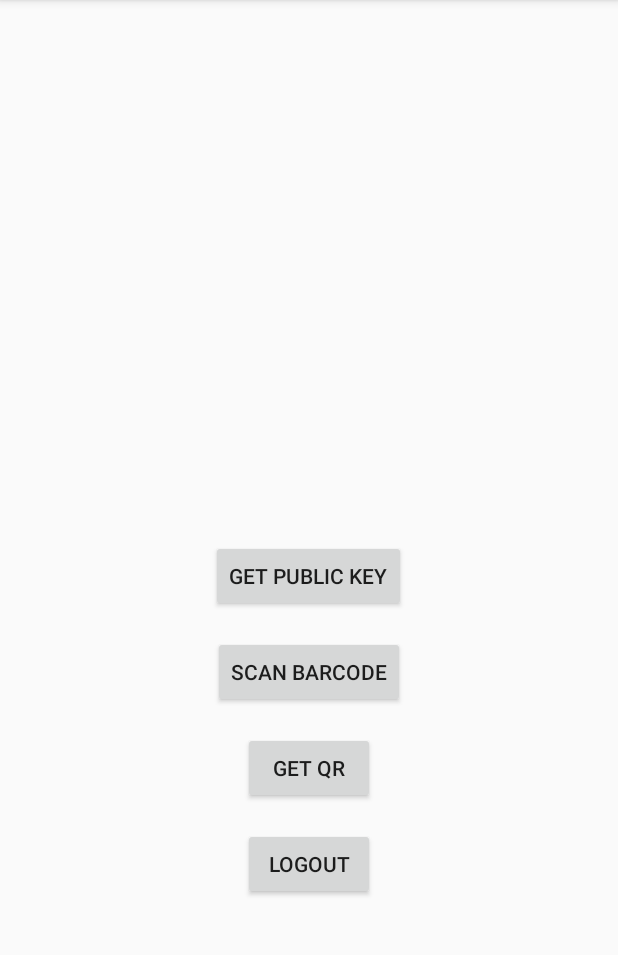
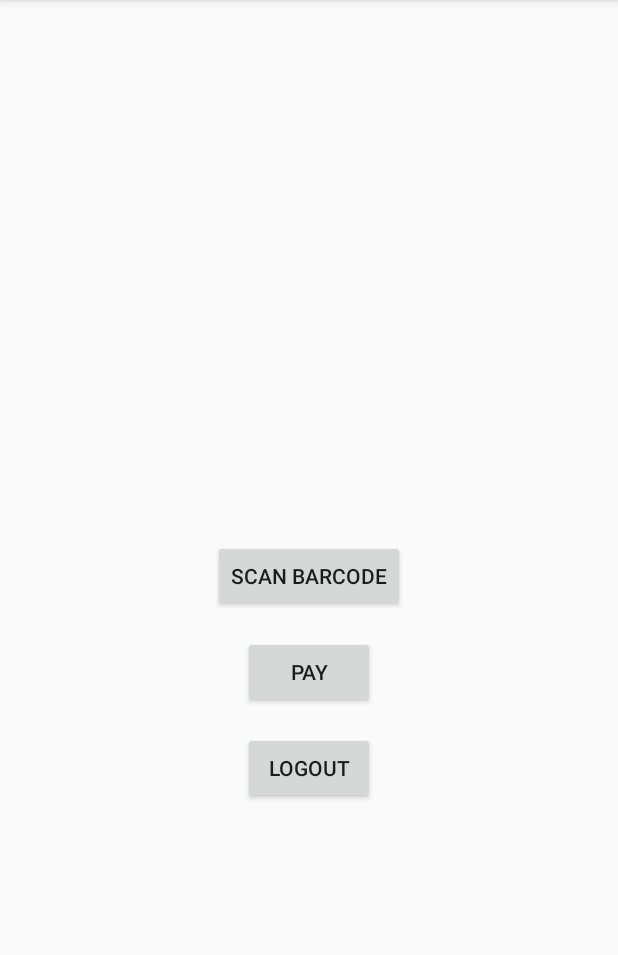
Before and after one commit to harshvp1621/EPS_E-Wallet, an Android app: the MainActivity screen opened directly, with no data from a screen before it, on a phone screen of 412 x 824 dp, the part 84-1039 px from its top. Run offline under Robolectric (Android 15) with nearby library versions, the phone set to English and light mode, and no system bars; network calls fail; 1 statement that could not run was skipped.

Commit message:
UI Changes

```diff
--- a/app/src/main/AndroidManifest.xml
+++ b/app/src/main/AndroidManifest.xml
@@ -40,6 +40,7 @@
             android:windowSoftInputMode="adjustPan" />
 
         <activity android:name=".VerifyBarcodeActivity"/>
+        <activity android:name=".PaymentActivity"/>
 
         <meta-data
             android:name="com.google.android.gms.vision.DEPENDENCIES"
--- a/app/src/main/java/com/journaldev/barcodevisionapi/EmailActivity.java
+++ b/app/src/main/java/com/journaldev/barcodevisionapi/EmailActivity.java
@@ -12,6 +12,7 @@ import android.widget.Toast;
 import java.security.*;
 //import java.util.*;
 
+// This class verifies the QR code generated
 public class EmailActivity extends AppCompatActivity implements View.OnClickListener {
 
     EditText inSubject, inBody;
--- a/app/src/main/java/com/journaldev/barcodevisionapi/LoginActivity.java
+++ b/app/src/main/java/com/journaldev/barcodevisionapi/LoginActivity.java
@@ -34,6 +34,7 @@ public class LoginActivity extends Activity {
         if(session.isUserLoggedIn()){
             activityIntent = new Intent(getApplicationContext(), MainActivity.class);
             startActivity(activityIntent);
+            finish();
         }
 
         // get Email, Password input text
--- a/app/src/main/java/com/journaldev/barcodevisionapi/MainActivity.java
+++ b/app/src/main/java/com/journaldev/barcodevisionapi/MainActivity.java
@@ -27,7 +27,7 @@ public class MainActivity extends AppCompatActivity implements View.OnClickListe
 
     UserSessionManager session;
 
-    Button btnGetPubKey, btnScanBarcode, btnQRCode, btnLogout;
+    Button btnScanBarcode, btnPaymentsPage, btnLogout;
     JSONObject response = new JSONObject();
     String base64response;
 //    byte[] base64response;
@@ -46,34 +46,12 @@ public class MainActivity extends AppCompatActivity implements View.OnClickListe
         if(session.checkLogin())
             finish();
 
-        initViews();
-    }
-
-    private void initViews() {
-        btnGetPubKey = findViewById(R.id.btnGetPubKey);
-        btnScanBarcode = findViewById(R.id.btnScanBarcode);
-        btnQRCode = findViewById(R.id.btnGetQR);
-        btnLogout = findViewById(R.id.btnLogout);
-        btnLogout.setOnClickListener(this);
-        btnQRCode.setOnClickListener(this);
-        btnGetPubKey.setOnClickListener(this);
-        btnScanBarcode.setOnClickListener(this);
-    }
-
-    @Override
-    public void onClick(View v) {
-
-        switch (v.getId()) {
-            case R.id.btnLogout:
-                session.logoutUser();
-                break;
-            case R.id.btnGetPubKey:
         StrictMode.ThreadPolicy policy = new StrictMode.ThreadPolicy.Builder().permitAll().build();
         StrictMode.setThreadPolicy(policy);
 
         try {
 //                    response = GetJsonResponse.getJSONObjectFromURL("https://api.myjson.com/bins/r9iic");
-                    response = GetJsonResponse.getJSONObjectFromURL("http://10.2.77.214:5000/api/get_qr");
+            response = GetJsonResponse.getJSONObjectFromURL("http://10.2.77.214:5000/api/get_puk");
             if(!response.isNull("Key")){
 //                        try {
 //                        String res = response.getString("html_url");
@@ -94,7 +72,29 @@ public class MainActivity extends AppCompatActivity implements View.OnClickListe
         catch (IOException e){
             Toast.makeText(getApplicationContext(), "Unable to Reach Server", Toast.LENGTH_SHORT).show();
         }
-//                startActivity(new Intent(MainActivity.this, PictureBarcodeActivity.class));
+
+        initViews();
+
+    }
+
+    private void initViews() {
+//        btnGetPubKey = findViewById(R.id.btnGetPubKey);
+        btnScanBarcode = findViewById(R.id.btnScanBarcode);
+        btnPaymentsPage = findViewById(R.id.btnPaymentsPage);
+        btnLogout = findViewById(R.id.btnLogout);
+        btnLogout.setOnClickListener(this);
+        btnPaymentsPage.setOnClickListener(this);
+//        btnGetPubKey.setOnClickListener(this);
+        btnScanBarcode.setOnClickListener(this);
+    }
+
+    @Override
+    public void onClick(View v) {
+
+        switch (v.getId()) {
+            case R.id.btnLogout:
+                session.logoutUser();
+                finish();
                 break;
             case R.id.btnScanBarcode:
                 try{
@@ -105,19 +105,19 @@ public class MainActivity extends AppCompatActivity implements View.OnClickListe
                 }
 
                 break;
-            case R.id.btnGetQR:
-                StrictMode.ThreadPolicy policy2 = new StrictMode.ThreadPolicy.Builder().permitAll().build();
-                StrictMode.setThreadPolicy(policy2);
-                try{
-                    base64response = GetBase64String.getBase64StringFromURL("http://10.2.77.214:5000/api/get_qr");
-                    if(base64response == null)
-                        Toast.makeText(getApplicationContext(), "NULL Response", Toast.LENGTH_SHORT).show();
-                }
-                catch (IOException e){
-                    e.printStackTrace();
-                    Toast.makeText(getApplicationContext(), "Unable to Reach Server", Toast.LENGTH_SHORT).show();
-                }
-                startActivity(new Intent(MainActivity.this, DisplayQR.class).putExtra("base64string", base64response));
+            case R.id.btnPaymentsPage:
+//                StrictMode.ThreadPolicy policy2 = new StrictMode.ThreadPolicy.Builder().permitAll().build();
+//                StrictMode.setThreadPolicy(policy2);
+//                try{
+//                    base64response = GetBase64String.getBase64StringFromURL("http://10.2.77.214:5000/api/get_qr");
+//                    if(base64response == null)
+//                        Toast.makeText(getApplicationContext(), "NULL Response", Toast.LENGTH_SHORT).show();
+//                }
+//                catch (IOException e){
+//                    e.printStackTrace();
+//                    Toast.makeText(getApplicationContext(), "Unable to Reach Server", Toast.LENGTH_SHORT).show();
+//                }
+                startActivity(new Intent(MainActivity.this, PaymentActivity.class).putExtra("base64string", base64response));
                 break;
         }
 
--- a/app/src/main/java/com/journaldev/barcodevisionapi/UserSessionManager.java
+++ b/app/src/main/java/com/journaldev/barcodevisionapi/UserSessionManager.java
@@ -22,7 +22,7 @@ public class UserSessionManager {
     int PRIVATE_MODE = 0;
 
     // Sharedpref file name
-    private static final String PREFER_NAME = "AndroidExamplePref";
+    private static final String PREFER_NAME = "AuthTokens";
 
     // All Shared Preferences Keys
     private static final String IS_USER_LOGIN = "IsUserLoggedIn";
--- a/app/src/main/res/layout/activity_main.xml
+++ b/app/src/main/res/layout/activity_main.xml
@@ -8,37 +8,37 @@
     android:paddingTop="@dimen/activity_vertical_margin">
 
 
-    <Button
-        android:id="@+id/btnGetPubKey"
-        android:layout_width="wrap_content"
-        android:layout_height="wrap_content"
-        android:layout_centerHorizontal="true"
-        android:layout_centerVertical="true"
-        android:text="Get Public Key" />
+<!--    <Button-->
+<!--        android:id="@+id/btnGetPubKey"-->
+<!--        android:layout_width="wrap_content"-->
+<!--        android:layout_height="wrap_content"-->
+<!--        android:layout_centerHorizontal="true"-->
+<!--        android:layout_centerVertical="true"-->
+<!--        android:text="Get Public Key" />-->
 
     <Button
         android:id="@+id/btnScanBarcode"
         android:layout_width="wrap_content"
         android:layout_height="wrap_content"
-        android:layout_below="@+id/btnGetPubKey"
         android:layout_centerHorizontal="true"
+        android:layout_centerVertical="true"
         android:layout_marginTop="@dimen/activity_horizontal_margin"
         android:text="@string/scan_barcode" />
 
     <Button
-        android:id="@+id/btnGetQR"
+        android:id="@+id/btnPaymentsPage"
         android:layout_width="wrap_content"
         android:layout_height="wrap_content"
         android:layout_below="@+id/btnScanBarcode"
         android:layout_centerHorizontal="true"
         android:layout_marginTop="@dimen/activity_horizontal_margin"
-        android:text="Get QR" />
+        android:text="PAY" />
 
     <Button
         android:id="@+id/btnLogout"
         android:layout_width="wrap_content"
         android:layout_height="wrap_content"
-        android:layout_below="@+id/btnGetQR"
+        android:layout_below="@+id/btnPaymentsPage"
         android:layout_centerHorizontal="true"
         android:layout_marginTop="@dimen/activity_horizontal_margin"
         android:text="Logout" />
--- a/build.gradle
+++ b/build.gradle
@@ -7,7 +7,7 @@ buildscript {
         jcenter()
     }
     dependencies {
-        classpath 'com.android.tools.build:gradle:3.5.1'
+        classpath 'com.android.tools.build:gradle:3.5.2'
 
 
         // NOTE: Do not place your application dependencies here; they belong
```
Also changed, not shown: app/src/main/java/com/journaldev/barcodevisionapi/DisplayQR.java (+15 -10 lines), app/src/main/java/com/journaldev/barcodevisionapi/GetBase64String.java (+4 -4 lines), app/src/main/java/com/journaldev/barcodevisionapi/GetJsonResponse.java (+23 -0 lines), app/src/main/java/com/journaldev/barcodevisionapi/PaymentActivity.java (added, +95 -0 lines), app/src/main/res/layout/activity_payment.xml (added, +83 -0 lines). Lines whose indentation alone changed are shown as unchanged.
